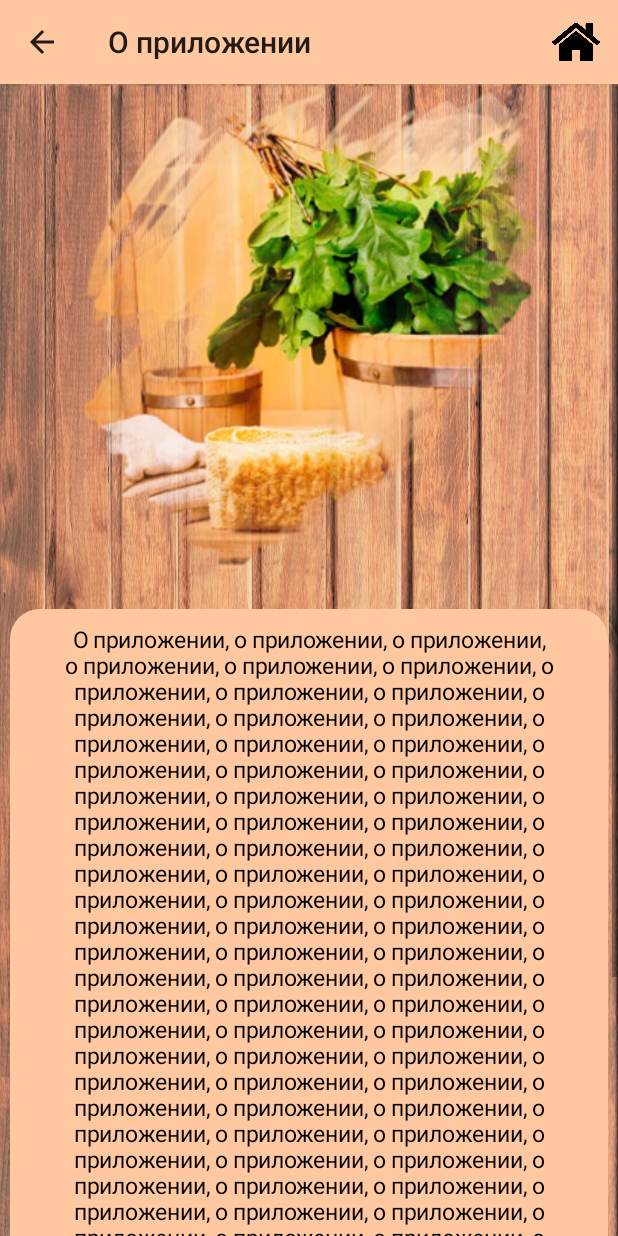
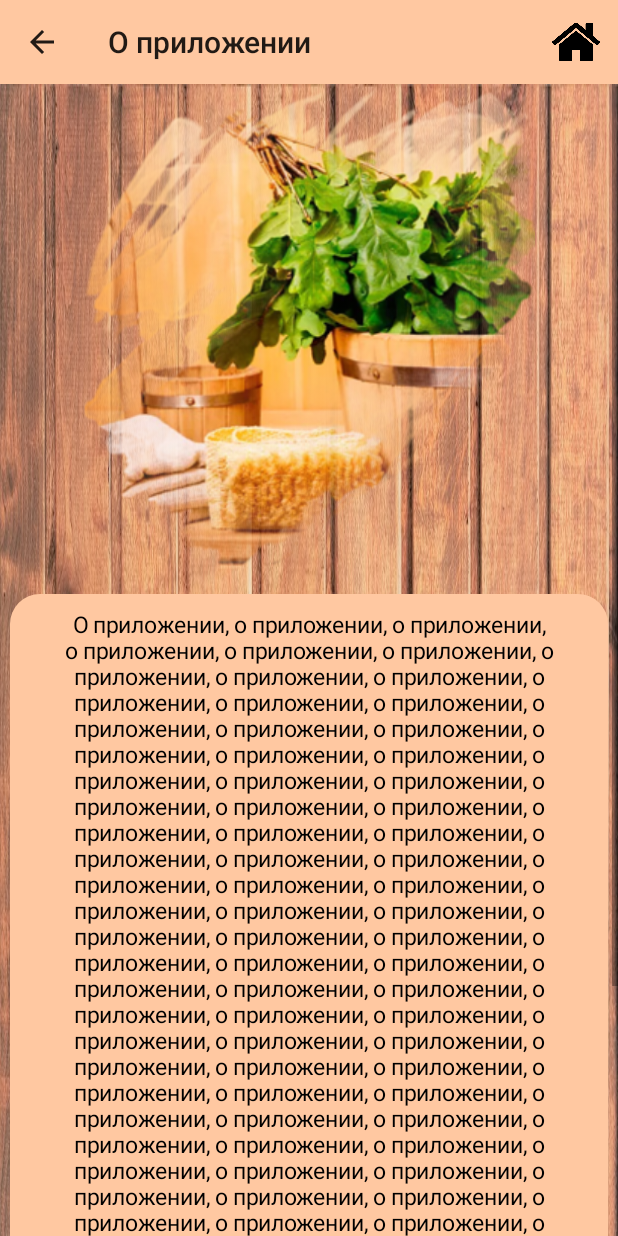
Before and after one commit to klon6494/Bathhouse, an Android app: the PatternMenuActivity screen opened directly, with no data from a screen before it, after a tap on an icon or button, on a phone screen of 412 x 824 dp. Run offline under Robolectric (Android 15) with nearby library versions, the phone set to English and light mode, and no system bars; our stand-ins replace AdMob; plain views replace PublisherAdView; 4 statements that could not run were skipped.

Commit message:
Поправлен отступ от картинки в статьях

```diff
--- a/app/src/main/java/com/bolofilipp/bathhouse/PatternMenuActivity.java
+++ b/app/src/main/java/com/bolofilipp/bathhouse/PatternMenuActivity.java
@@ -317,7 +317,7 @@ public class PatternMenuActivity extends AppCompatActivity {
         tv.setBackgroundResource(R.drawable.text_background);
 
         LinearLayout.LayoutParams llp = new LinearLayout.LayoutParams(LinearLayout.LayoutParams.WRAP_CONTENT, WindowManager.LayoutParams.WRAP_CONTENT);
-        llp.setMargins(10, 20, 10, 10); // llp.setMargins(left, top, right, bottom);
+        llp.setMargins(10, 10, 10, 10); // llp.setMargins(left, top, right, bottom);
         tv.setLayoutParams(llp);
         tv.setTextColor(Color.BLACK);
         ((LinearLayout)findViewById(R.id.buttonsLayout)).addView(tv);
--- a/app/src/main/res/layout/activity_pattern_menu.xml
+++ b/app/src/main/res/layout/activity_pattern_menu.xml
@@ -33,8 +33,7 @@
                     android:layout_width="match_parent"
                     android:layout_height="match_parent"
                     android:layout_weight="0"
-                    android:adjustViewBounds="true"
-                    android:layout_marginBottom="3dp"/>
+                    android:adjustViewBounds="true" />
 
             </LinearLayout>
 
```
